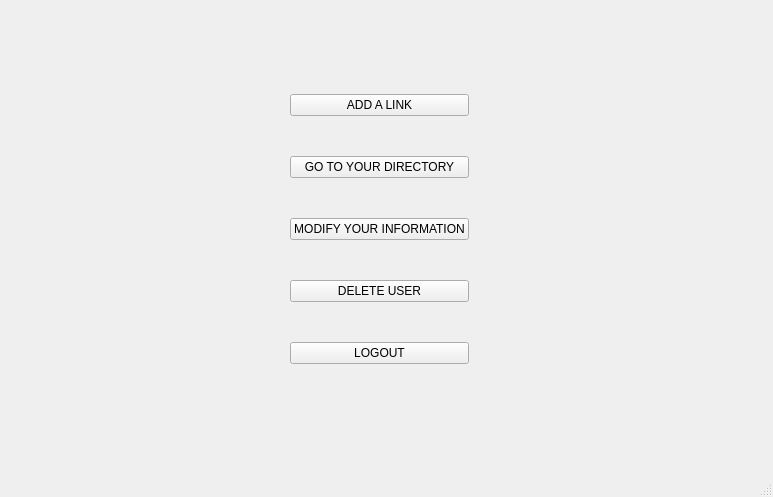
Old version of the form GUI/SymposiumGui/home.ui in the repository RickZack/Symposium.
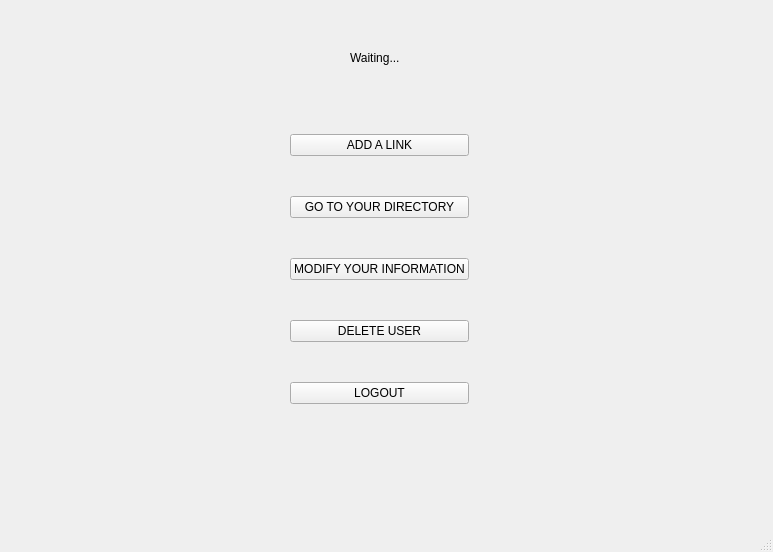
New version of the form.

The edit to the form file:
```diff
--- a/GUI/SymposiumGui/home.ui
+++ b/GUI/SymposiumGui/home.ui
@@ -7,7 +7,7 @@
     <x>0</x>
     <y>0</y>
     <width>773</width>
-    <height>497</height>
+    <height>552</height>
    </rect>
   </property>
   <property name="windowTitle">
@@ -31,7 +31,7 @@
     <property name="geometry">
      <rect>
       <x>290</x>
-      <y>60</y>
+      <y>100</y>
       <width>179</width>
       <height>341</height>
      </rect>
@@ -74,6 +74,32 @@
      </item>
     </layout>
    </widget>
+   <widget class="QLabel" name="gif">
+    <property name="geometry">
+     <rect>
+      <x>270</x>
+      <y>30</y>
+      <width>55</width>
+      <height>51</height>
+     </rect>
+    </property>
+    <property name="text">
+     <string/>
+    </property>
+   </widget>
+   <widget class="QLabel" name="waiting">
+    <property name="geometry">
+     <rect>
+      <x>350</x>
+      <y>50</y>
+      <width>151</width>
+      <height>16</height>
+     </rect>
+    </property>
+    <property name="text">
+     <string>Waiting...</string>
+    </property>
+   </widget>
   </widget>
   <widget class="QMenuBar" name="menubar">
    <property name="geometry">
```
